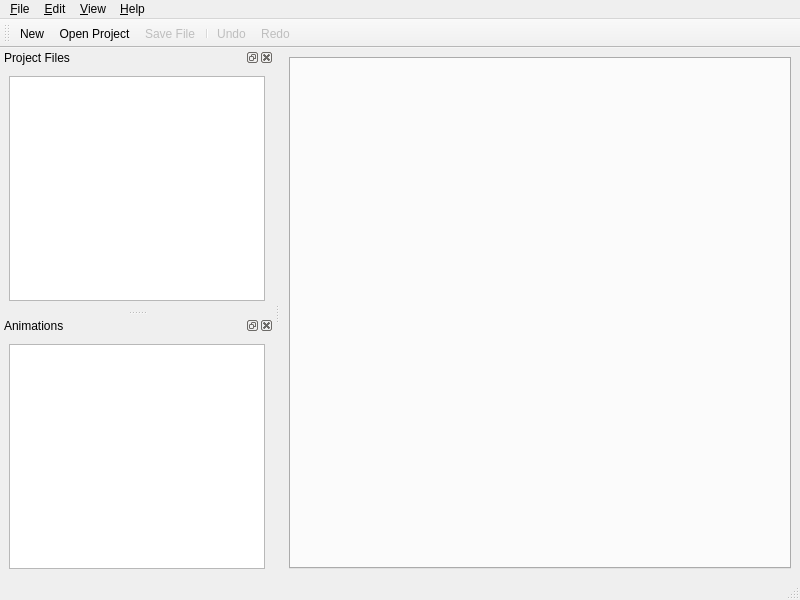
Qt form mainwindow.ui (gtalent/wombat-editor) before a commit.
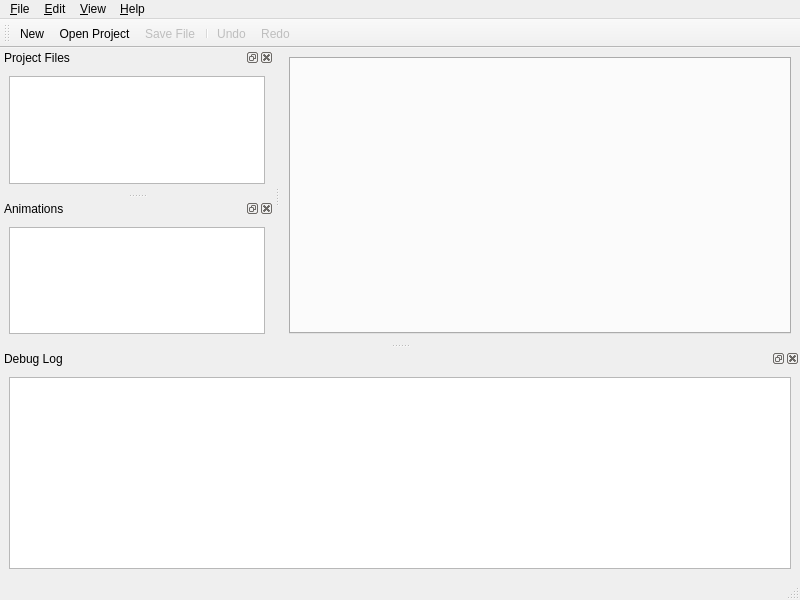
The same form after that commit. Icons and pictures are not drawn.

Commit message: Added debug log to window.

```diff
--- a/mainwindow.ui
+++ b/mainwindow.ui
@@ -49,6 +49,9 @@
     <iconset>
      <normaloff>:/img/box.png</normaloff>:/img/box.png</iconset>
    </property>
+   <property name="features">
+    <set>QDockWidget::AllDockWidgetFeatures</set>
+   </property>
    <property name="windowTitle">
     <string>Project Files</string>
    </property>
@@ -158,6 +161,36 @@
     </layout>
    </widget>
   </widget>
+  <widget class="QDockWidget" name="dockDebug">
+   <property name="minimumSize">
+    <size>
+     <width>450</width>
+     <height>200</height>
+    </size>
+   </property>
+   <property name="baseSize">
+    <size>
+     <width>150</width>
+     <height>100</height>
+    </size>
+   </property>
+   <property name="floating">
+    <bool>true</bool>
+   </property>
+   <property name="windowTitle">
+    <string>Debug Log</string>
+   </property>
+   <attribute name="dockWidgetArea">
+    <number>8</number>
+   </attribute>
+   <widget class="QWidget" name="dockWidgetContents_6">
+    <layout class="QHBoxLayout" name="horizontalLayout_3">
+     <item>
+      <widget class="QListWidget" name="listDebugLog"/>
+     </item>
+    </layout>
+   </widget>
+  </widget>
   <action name="actionSave">
    <property name="enabled">
     <bool>false</bool>
```
Left out of the diff: 38 changed lines with no effect on the pictures. The commit also changes 8 other files.
